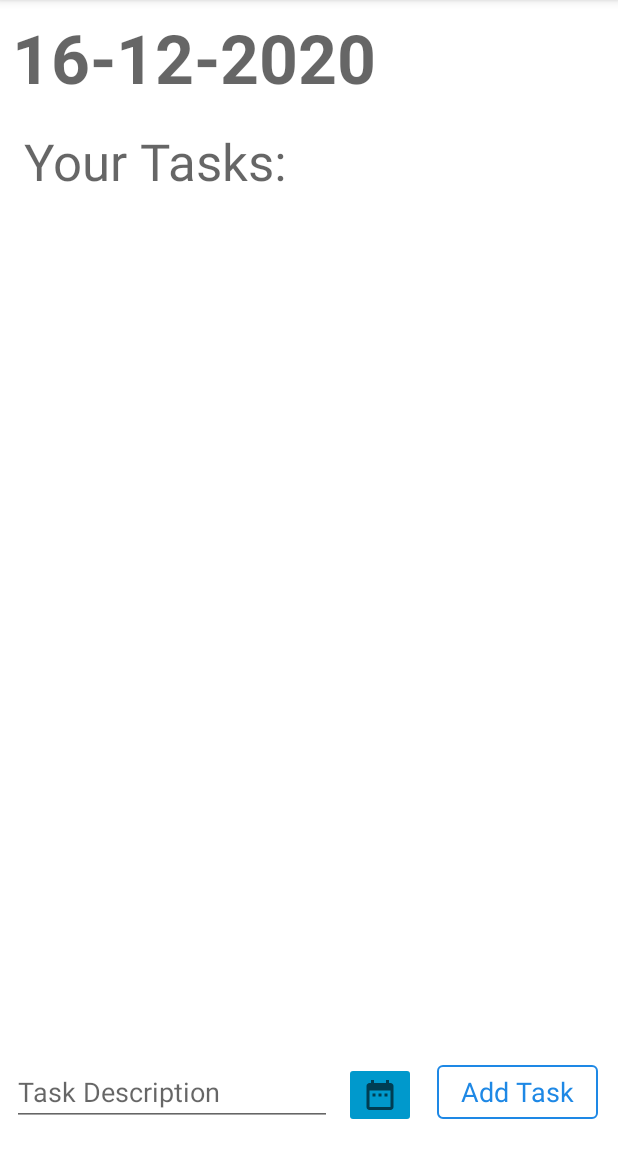
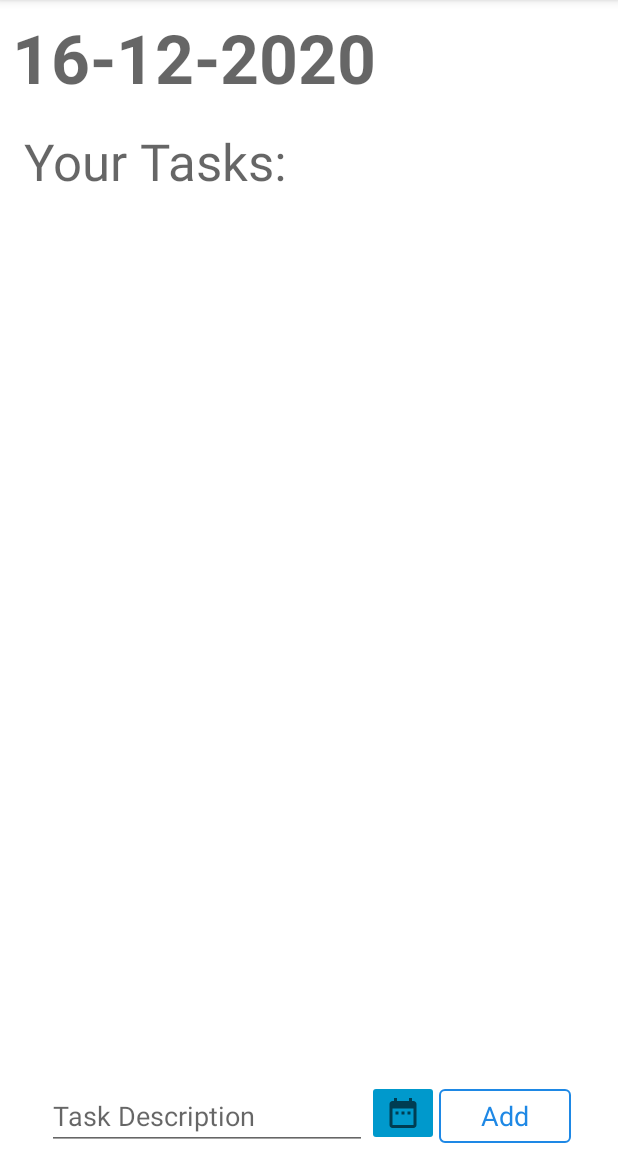
Before and after one commit to sanskar10100/TaskCheck, an Android app: the screen it shows after launch (MainActivity), on a phone screen of 412 x 824 dp, the part 84-1236 px from its top. Run offline under Robolectric (Android 15) with nearby library versions, the phone set to English and light mode, and no system bars; our stand-ins replace Room's generated code.

Commit message:
Fixed Add Task UI (Not entirely though)

```diff
--- a/app/src/main/res/layout/activity_main.xml
+++ b/app/src/main/res/layout/activity_main.xml
@@ -38,60 +38,63 @@
         android:layout_marginStart="16dp"
         android:layout_marginTop="16dp"
         android:layout_marginEnd="16dp"
-        android:layout_marginBottom="32dp"
+        android:layout_marginBottom="16dp"
         android:background="#0064FFDA"
         android:scrollbars="vertical"
-        app:layout_constraintBottom_toTopOf="@+id/button_add_task"
+        app:layout_constraintBottom_toTopOf="@+id/linearLayout2"
         app:layout_constraintEnd_toEndOf="parent"
         app:layout_constraintStart_toStartOf="parent"
-        app:layout_constraintTop_toBottomOf="@+id/text_view_your_tasks" />
+        app:layout_constraintTop_toBottomOf="@+id/text_view_your_tasks">
+
+    </androidx.recyclerview.widget.RecyclerView>
+
+    <LinearLayout
+        android:id="@+id/linearLayout2"
+        android:layout_width="wrap_content"
+        android:layout_height="0dp"
+        android:orientation="horizontal"
+        android:weightSum="3"
+        app:layout_constraintBottom_toBottomOf="parent"
+        app:layout_constraintEnd_toEndOf="parent"
+        app:layout_constraintStart_toStartOf="parent">
 
         <EditText
             android:id="@+id/edit_text_task_description"
             style="@style/Widget.AppCompat.EditText"
-        android:layout_width="0dp"
+            android:layout_width="wrap_content"
             android:layout_height="wrap_content"
-        android:layout_marginStart="8dp"
+            android:layout_weight="1"
             android:autofillHints="@string/task_description"
             android:ems="10"
             android:hint="@string/task_description"
             android:inputType="textShortMessage"
             android:singleLine="true"
-        android:textAppearance="@style/TextAppearance.AppCompat.Medium"
-        app:layout_constraintBaseline_toBaselineOf="@+id/button_add_task"
-        app:layout_constraintStart_toStartOf="parent" />
+            android:textAppearance="@style/TextAppearance.AppCompat.Medium" />
+
+        <ImageButton
+            android:id="@+id/imageButton"
+            android:layout_width="wrap_content"
+            android:layout_height="wrap_content"
+            android:layout_weight="1"
+            android:backgroundTint="@android:color/holo_blue_dark"
+            android:contentDescription="@string/add_due_date"
+            android:onClick="showDatePickerDialog"
+            android:scaleType="centerCrop"
+            app:srcCompat="@drawable/ic_baseline_date_range_24" />
 
         <Button
             android:id="@+id/button_add_task"
             style="@style/Widget.MaterialComponents.Button.OutlinedButton"
             android:layout_width="wrap_content"
             android:layout_height="wrap_content"
-        android:layout_marginStart="8dp"
-        android:layout_marginEnd="8dp"
-        android:layout_marginBottom="16dp"
+            android:layout_weight="1"
             android:onClick="addTask"
             android:text="@string/add_task"
             android:textAppearance="@style/TextAppearance.AppCompat.Medium"
             android:textColor="#1E88E5"
             app:iconTint="#039BE5"
-        app:layout_constraintBottom_toBottomOf="parent"
-        app:layout_constraintEnd_toEndOf="parent"
-        app:layout_constraintStart_toEndOf="@+id/imageButton"
             app:rippleColor="#1E88E5"
             app:strokeColor="#1E88E5" />
-
-    <ImageButton
-        android:id="@+id/imageButton"
-        android:layout_width="wrap_content"
-        android:layout_height="wrap_content"
-        android:layout_marginStart="8dp"
-        android:layout_marginBottom="16dp"
-        android:backgroundTint="@android:color/holo_blue_dark"
-        android:contentDescription="@string/add_due_date"
-        android:onClick="showDatePickerDialog"
-        android:scaleType="centerCrop"
-        app:layout_constraintBottom_toBottomOf="parent"
-        app:layout_constraintStart_toEndOf="@+id/edit_text_task_description"
-        app:srcCompat="@drawable/ic_baseline_date_range_24" />
+    </LinearLayout>
 
 </androidx.constraintlayout.widget.ConstraintLayout>
--- a/app/src/main/res/values/strings.xml
+++ b/app/src/main/res/values/strings.xml
@@ -3,7 +3,7 @@
     <string name="date">Date</string>
     <string name="your_tasks">Your Tasks:</string>
     <string name="task_description">Task Description</string>
-    <string name="add_task">Add Task</string>
+    <string name="add_task">Add</string>
     <string name="clear_all">Clear All</string>
     <string name="how_do_i_mark_task_as_complete_again">How do I mark a task as complete again?</string>
     <string name="howto_mark_complete">Long Tap on a task to mark it as complete!</string>
```
Also changed, not shown: 1 other file. Lines whose indentation alone changed are shown as unchanged.
